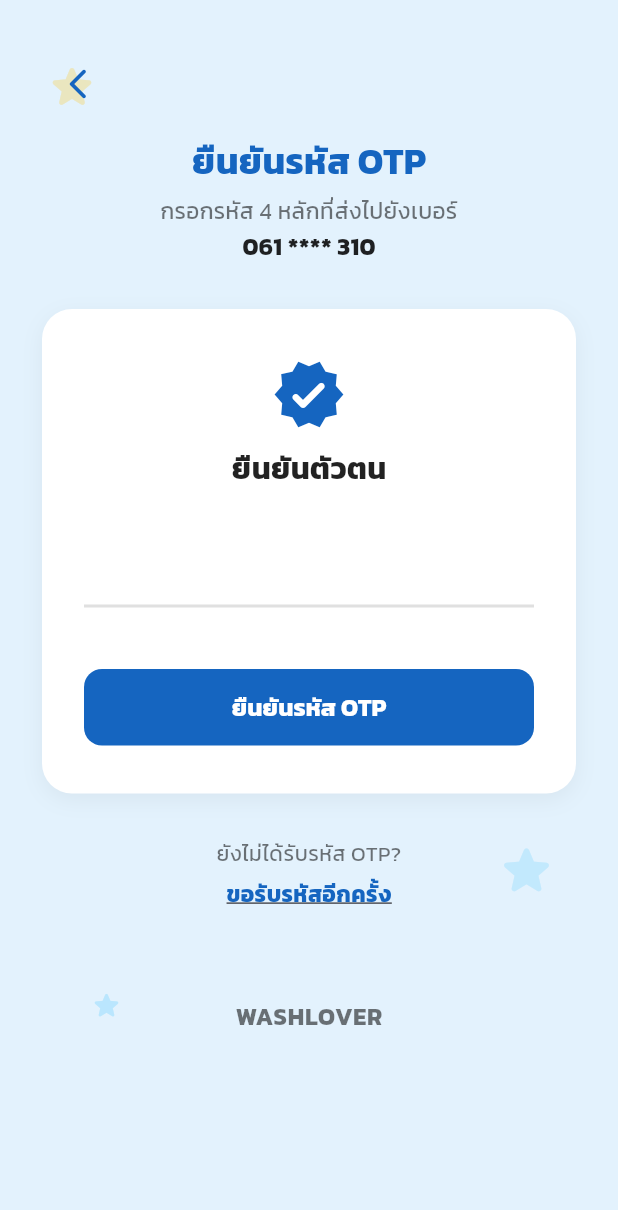
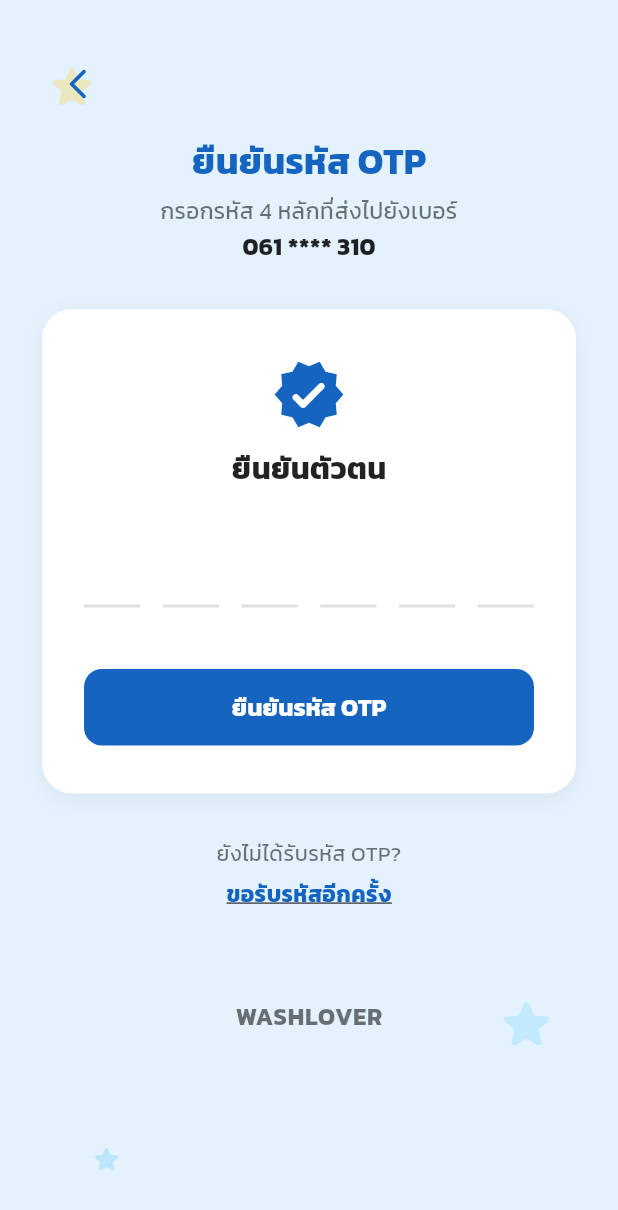
Before and after one commit to washloverapp/washLoverApp, a Flutter app: the screen it shows after launch, on a phone screen of 412 x 824 dp. Shown: the top 1210 px of the screen. Run offline on Flutter 3.47's test engine with Material 3 defaults, Android fonts, the phone set to English and light mode, and no system bars; drawn by our look-alikes of pin_code_fields; our stand-ins replace badges, carousel_slider, firebase_core, firebase_messaging, font_awesome_flutter, geocoding and 9 more; accounts and stored records are empty.

Commit message:
5465465465465

```diff
--- a/lib/Login/sign_login_opt.dart
+++ b/lib/Login/sign_login_opt.dart
@@ -35,26 +35,29 @@ class OtpScreen extends StatelessWidget {
                   size: 22, color: Colors.lightBlueAccent.withOpacity(0.25)),
             ),
 
-            // 🔹 เนื้อหา
-            SingleChildScrollView(
+            // 🔹 เนื้อหา (แก้จุดนี้)
+            Positioned.fill(
+              child: SingleChildScrollView(
                 child: Padding(
                   padding:
                       const EdgeInsets.symmetric(horizontal: 28, vertical: 32),
                   child: Column(
                     crossAxisAlignment: CrossAxisAlignment.center,
                     children: [
-                    ///////////////////////////////////////// ปุ่มย้อนกลับ /////////////////////////////////////////
+                      // ปุ่มย้อนกลับ
                       Align(
                         alignment: Alignment.centerLeft,
                         child: IconButton(
                           onPressed: () => Navigator.pop(context),
-                        icon: const Icon(Icons.arrow_back_ios_new_rounded,
-                            color: mainBlue),
+                          icon: const Icon(
+                            Icons.arrow_back_ios_new_rounded,
+                            color: mainBlue,
+                          ),
                         ),
                       ),
                       const SizedBox(height: 10),
 
-                    ///////////////////////////////////////// หัวเรื่อง /////////////////////////////////////////
+                      // หัวเรื่อง
                       const Text(
                         "ยืนยันรหัส OTP",
                         style: TextStyle(
@@ -79,7 +82,7 @@ class OtpScreen extends StatelessWidget {
                       ),
                       const SizedBox(height: 30),
 
-                    ///////////////////////////////////////// card otp /////////////////////////////////////////
+                      // card otp
                       Container(
                         padding: const EdgeInsets.symmetric(
                             horizontal: 28, vertical: 32),
@@ -109,10 +112,12 @@ class OtpScreen extends StatelessWidget {
                             ),
                             const SizedBox(height: 18),
 
-                          // ช่องกรอก OTP
-                          FittedBox(
-                            fit: BoxFit.scaleDown,
-                            child: PinCodeTextField(
+                            // ช่องกรอก OTP ✅ แก้ตรงนี้
+                            LayoutBuilder(
+                              builder: (context, constraints) {
+                                double fieldWidth =
+                                    (constraints.maxWidth / 8).clamp(35, 50);
+                                return PinCodeTextField(
                                   appContext: context,
                                   length: 6,
                                   keyboardType: TextInputType.number,
@@ -121,13 +126,14 @@ class OtpScreen extends StatelessWidget {
                                     shape: PinCodeFieldShape.underline,
                                     borderRadius: BorderRadius.circular(5),
                                     fieldHeight: 60,
-                                fieldWidth: 50,
+                                    fieldWidth: fieldWidth,
                                     activeColor: mainBlue,
                                     selectedColor: mainBlue,
                                     inactiveColor: Colors.grey.shade300,
                                   ),
                                   onChanged: (value) {},
-                            ),
+                                );
+                              },
                             ),
                             const SizedBox(height: 25),
 
@@ -167,7 +173,7 @@ class OtpScreen extends StatelessWidget {
                       ),
                       const SizedBox(height: 30),
 
-                    ///////////////////////////////////////// ขอรับรหัสอีกครั้ง /////////////////////////////////////////
+                      // ขอรับรหัสอีกครั้ง
                       const Text(
                         "ยังไม่ได้รับรหัส OTP?",
                         style: TextStyle(color: Colors.black54, fontSize: 14),
@@ -187,7 +193,7 @@ class OtpScreen extends StatelessWidget {
                       ),
                       const SizedBox(height: 60),
 
-                    ///////////////////////////////////////// โลโก้ล่าง /////////////////////////////////////////
+                      // โลโก้ล่าง
                       const Text(
                         "WASHLOVER",
                         style: TextStyle(
@@ -201,6 +207,7 @@ class OtpScreen extends StatelessWidget {
                   ),
                 ),
               ),
+            ),
           ],
         ),
       ),
```
Lines whose indentation alone changed are shown as unchanged.
